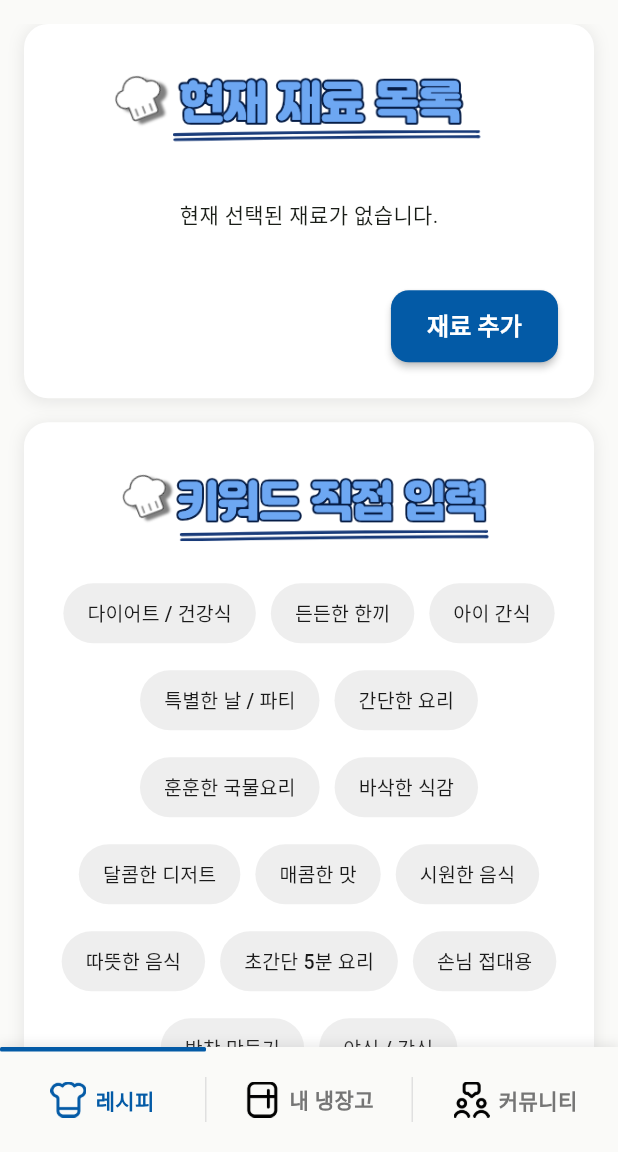
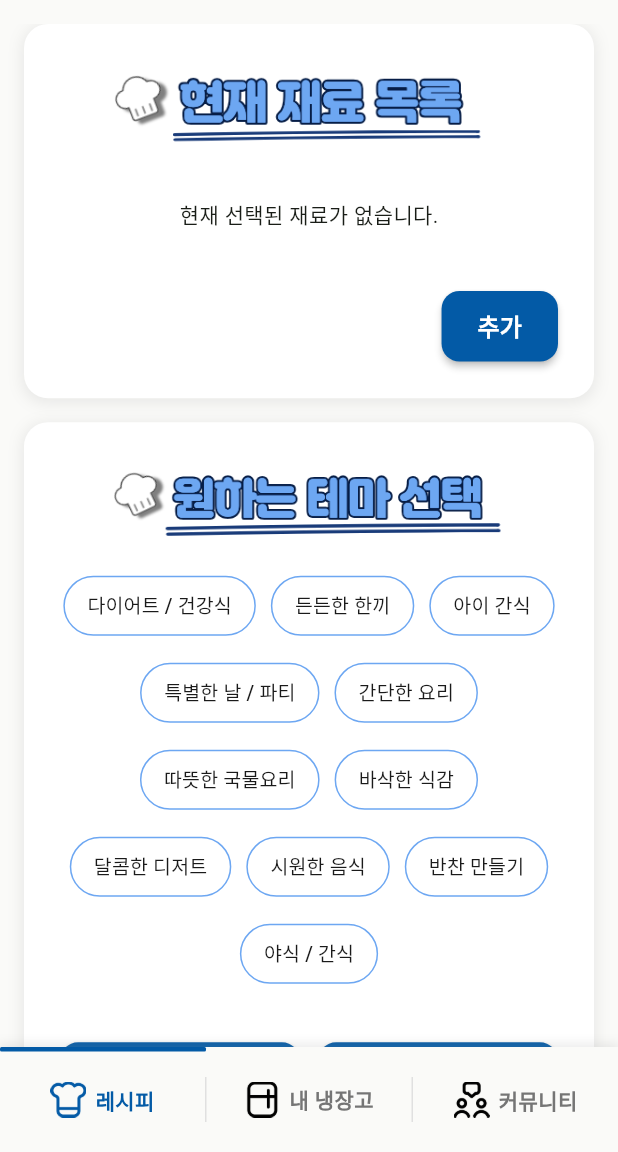
Before and after one commit to harford-stack/flutter_team_project, a Flutter app: the IngreeditScreen screen opened directly, on a phone screen of 412 x 824 dp, the part 84-1236 px from its top. Run offline on Flutter 3.47's test engine with Material 3 defaults, Android fonts, the phone set to English and light mode, and no system bars; our stand-ins replace carousel_slider, cloud_firestore, firebase_auth, firebase_core, firebase_storage, flutter_dotenv and 7 more; missing offline and left inert: shake, tutorial_coach_mark; accounts and stored records are empty; generated files the repository leaves out were written again.

Commit message:
현지 01.07 2차

```diff
--- a/lib/recipes/ingreEdit_screen.dart
+++ b/lib/recipes/ingreEdit_screen.dart
@@ -44,14 +44,10 @@ class _IngreeditScreenState extends State<IngreeditScreen> {
     '아이 간식',
     '특별한 날 / 파티',
     '간단한 요리',
-    '훈훈한 국물요리',
+    '따뜻한 국물요리',
     '바삭한 식감',
     '달콤한 디저트',
-    '매콤한 맛',
     '시원한 음식',
-    '따뜻한 음식',
-    '초간단 5분 요리',
-    '손님 접대용',
     '반찬 만들기',
     '야식 / 간식',
   ];
@@ -352,7 +348,7 @@ class _IngreeditScreenState extends State<IngreeditScreen> {
                                       );
                                     },
                                     child: const Text(
-                                        "재료 추가",
+                                        "추가",
                                         style: TextStyle(
                                           fontSize: 16,
                                           fontWeight: FontWeight.bold,
@@ -390,8 +386,9 @@ class _IngreeditScreenState extends State<IngreeditScreen> {
                           crossAxisAlignment: CrossAxisAlignment.center,
                           children: [
                             // Text("테마 선택", style: TextStyle(fontSize: 20, color : AppColors.textDark),),
-                            Image.asset("assets/recipe_keyword.png", width: 285), // 이미지 크기 소폭 축소
-                            const SizedBox(height: 20),
+                            Image.asset("assets/recipe_theme.png", width: 285), // 이미지 크기 소폭 축소
+                            const SizedBox(height: 15),
+
                             // 테마 선택 버튼들 (Wrap으로 배치)
                             Wrap(
                               spacing: 10,
@@ -412,10 +409,15 @@ class _IngreeditScreenState extends State<IngreeditScreen> {
                                   style: ElevatedButton.styleFrom(
                                     backgroundColor: isSelected
                                         ? AppColors.primaryColor
-                                        : Colors.grey[200],
+                                        : Colors.white,
                                     foregroundColor: isSelected
                                         ? AppColors.textWhite
                                         : AppColors.textDark,
+                                    // --- 테두리 설정 추가 ---
+                                    side: BorderSide(
+                                      color: AppColors.secondaryColor, // 테두리 색상을 AppColors로 설정
+                                      width: 1.0, // 테두리 두께
+                                    ),
                                     padding: const EdgeInsets.symmetric(
                                       horizontal: 16,
                                       vertical: 10,
@@ -436,7 +438,7 @@ class _IngreeditScreenState extends State<IngreeditScreen> {
                               }).toList(),
                             ),
 
-                            const SizedBox(height: 40), // 간격 소폭 축소
+                            const SizedBox(height: 35), // 간격 소폭 축소
 
                             Row(
                               children: [
```
Also changed, not shown: lib/ingredients/image_confirm.dart (+7 -5 lines), lib/recipes/recipeDetail_screen.dart (+16 -5 lines), assets/banner_recipe/4-1.png, assets/recipe_theme.png (added).
